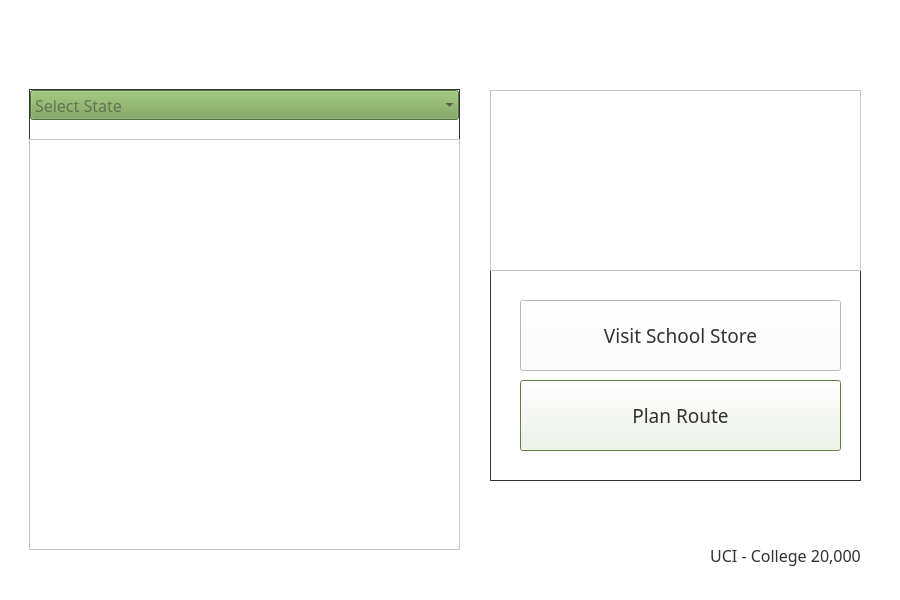
Above: mainwindow.ui from DannyCamacho/CollegeConnect before the change. Below: the same form after it.
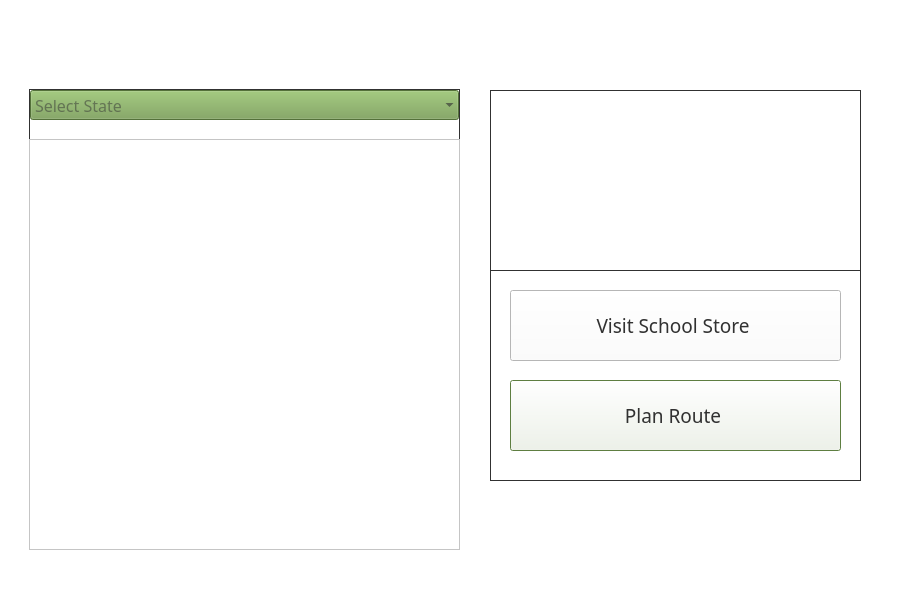
That is the form after the change. Icons and pictures are not drawn.

Commit message: addition of button icons

```diff
--- a/mainwindow.ui
+++ b/mainwindow.ui
@@ -186,28 +186,6 @@
     <zorder>toggle_state_order</zorder>
     <zorder>select_state</zorder>
    </widget>
-   <widget class="QLabel" name="test">
-    <property name="geometry">
-     <rect>
-      <x>670</x>
-      <y>510</y>
-      <width>231</width>
-      <height>91</height>
-     </rect>
-    </property>
-    <property name="font">
-     <font>
-      <family>Mongolian Baiti</family>
-      <pointsize>12</pointsize>
-     </font>
-    </property>
-    <property name="text">
-     <string>UCI - College 20,000</string>
-    </property>
-    <property name="alignment">
-     <set>Qt::AlignCenter</set>
-    </property>
-   </widget>
    <widget class="QFrame" name="info_right_frame">
     <property name="geometry">
      <rect>
@@ -241,13 +219,22 @@
      <property name="styleSheet">
       <string notr="true">background-color: rgb(255, 255, 255);</string>
      </property>
+     <property name="frameShape">
+      <enum>QFrame::Box</enum>
+     </property>
+     <property name="frameShadow">
+      <enum>QFrame::Plain</enum>
+     </property>
+     <property name="autoScroll">
+      <bool>false</bool>
+     </property>
     </widget>
     <widget class="QPushButton" name="visit_store_button">
      <property name="geometry">
       <rect>
-       <x>30</x>
-       <y>210</y>
-       <width>321</width>
+       <x>20</x>
+       <y>200</y>
+       <width>331</width>
        <height>71</height>
       </rect>
      </property>
@@ -257,6 +244,9 @@
        <pointsize>14</pointsize>
       </font>
      </property>
+     <property name="layoutDirection">
+      <enum>Qt::RightToLeft</enum>
+     </property>
      <property name="autoFillBackground">
       <bool>false</bool>
      </property>
@@ -275,7 +265,17 @@
 }</string>
      </property>
      <property name="text">
-      <string>Visit School Store</string>
+      <string>Visit School Store </string>
+     </property>
+     <property name="icon">
+      <iconset resource="resources/resources.qrc">
+       <normaloff>:/school_store_logo.png</normaloff>:/school_store_logo.png</iconset>
+     </property>
+     <property name="iconSize">
+      <size>
+       <width>40</width>
+       <height>40</height>
+      </size>
      </property>
      <property name="autoDefault">
       <bool>false</bool>
@@ -290,9 +290,9 @@
     <widget class="QPushButton" name="plan_route_button">
      <property name="geometry">
       <rect>
-       <x>30</x>
+       <x>20</x>
        <y>290</y>
-       <width>321</width>
+       <width>331</width>
        <height>71</height>
       </rect>
      </property>
@@ -302,6 +302,9 @@
        <pointsize>14</pointsize>
       </font>
      </property>
+     <property name="layoutDirection">
+      <enum>Qt::RightToLeft</enum>
+     </property>
      <property name="styleSheet">
       <string notr="true">background-color:  rgb(255, 255, 255);
 border-style: outset;
@@ -317,7 +320,17 @@
 }</string>
      </property>
      <property name="text">
-      <string>Plan Route</string>
+      <string>Plan Route </string>
+     </property>
+     <property name="icon">
+      <iconset resource="resources/resources.qrc">
+       <normaloff>:/plan_route_logo.png</normaloff>:/plan_route_logo.png</iconset>
+     </property>
+     <property name="iconSize">
+      <size>
+       <width>45</width>
+       <height>45</height>
+      </size>
      </property>
      <property name="autoDefault">
       <bool>true</bool>
```
Left out of the diff: 5 changed lines with no effect on the pictures. The commit also changes 4 other files.
